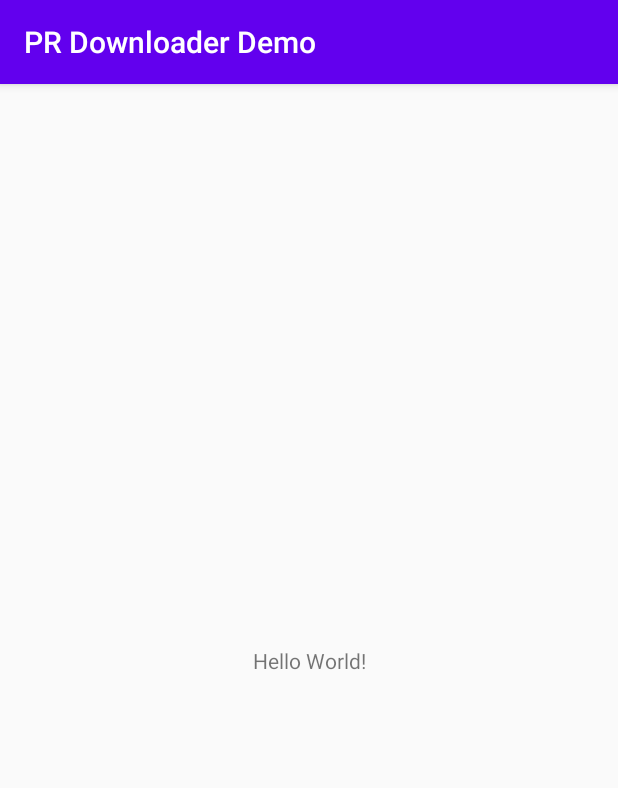
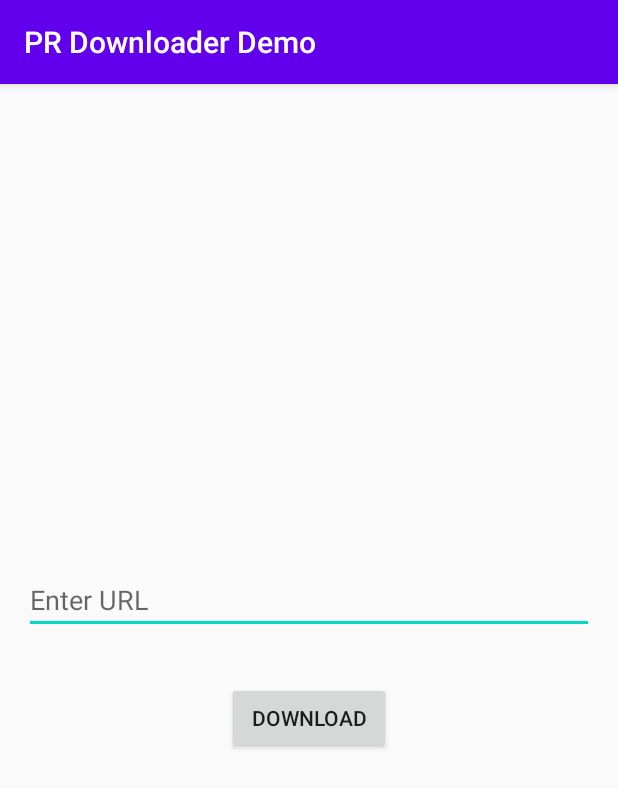
Before and after one commit to shrayanbajra/PR-Downloader-Demo, an Android app: the screen it shows after launch (MainActivity), on a phone screen of 412 x 824 dp. Shown: the top 788 px of the screen. Run offline under Robolectric (Android 15) with nearby library versions, the phone set to English and light mode, and no system bars; libraries missing offline, so code that uses them is left out: com.downloader; 2 statements that could not run were skipped.

Commit message:
Added views in Main Activity

```diff
--- a/app/src/main/res/layout/activity_main.xml
+++ b/app/src/main/res/layout/activity_main.xml
@@ -4,15 +4,33 @@
     xmlns:tools="http://schemas.android.com/tools"
     android:layout_width="match_parent"
     android:layout_height="match_parent"
+    android:padding="16dp"
     tools:context=".MainActivity">
 
-    <TextView
+    <EditText
+        android:id="@+id/et_uri"
+        android:layout_width="match_parent"
+        android:layout_height="wrap_content"
+        android:layout_marginBottom="32dp"
+        android:hint="@string/enter_url"
+        android:importantForAutofill="no"
+        android:inputType="textUri"
+        app:layout_constraintBottom_toTopOf="@id/btn_download"
+        app:layout_constraintLeft_toLeftOf="parent"
+        app:layout_constraintRight_toRightOf="parent"
+        app:layout_constraintTop_toTopOf="parent"
+        app:layout_constraintVertical_chainStyle="packed" />
+
+    <Button
+        android:id="@+id/btn_download"
         android:layout_width="wrap_content"
         android:layout_height="wrap_content"
-        android:text="Hello World!"
+        android:paddingLeft="16dp"
+        android:paddingRight="16dp"
+        android:text="@string/download"
         app:layout_constraintBottom_toBottomOf="parent"
         app:layout_constraintLeft_toLeftOf="parent"
         app:layout_constraintRight_toRightOf="parent"
-        app:layout_constraintTop_toTopOf="parent" />
+        app:layout_constraintTop_toBottomOf="@id/et_uri" />
 
 </androidx.constraintlayout.widget.ConstraintLayout>
--- a/app/src/main/res/values/strings.xml
+++ b/app/src/main/res/values/strings.xml
@@ -1,3 +1,5 @@
 <resources>
     <string name="app_name">PR Downloader Demo</string>
+    <string name="enter_url">Enter URL</string>
+    <string name="download">Download</string>
 </resources>
```
